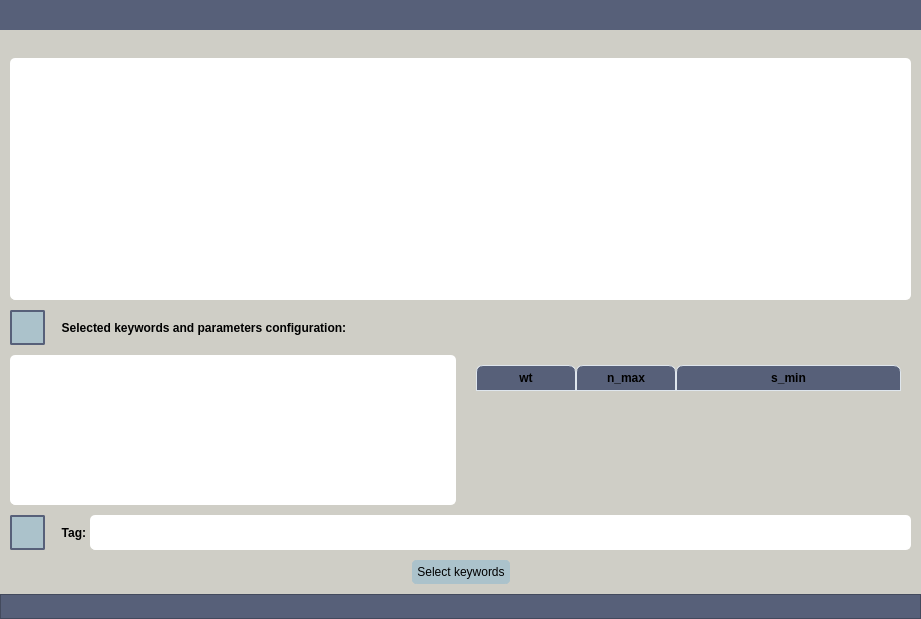
The window that UIs/get_labels_by_keywords.ui (IntelCompH2020/domain_classification) describes before a commit, drawn with Qt 5.
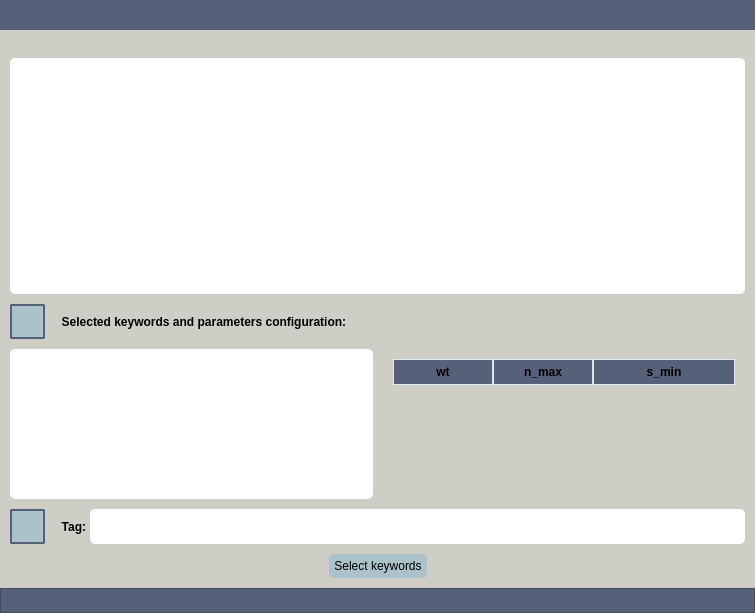
The same window after the commit. Icons and pictures are not drawn.

Commit message: Fixing problems with tables and updating windows to work with Docker.

Diff of the .ui file:
```diff
--- a/UIs/get_labels_by_keywords.ui
+++ b/UIs/get_labels_by_keywords.ui
@@ -6,8 +6,8 @@
    <rect>
     <x>0</x>
     <y>0</y>
-    <width>921</width>
-    <height>619</height>
+    <width>755</width>
+    <height>613</height>
    </rect>
   </property>
   <property name="windowTitle">
@@ -424,54 +424,54 @@
 	border-radius: 5px;
 	gridline-color: #DFE6ED;
 	color:black;
-
+	selection-color: #C7CDDA; 
+	selection-background-color: #C7CDDA; 
 }
-QTableWidget::item{
-	background-color: #ABC2CB;
-	border-color: #DFE6ED;
-	padding-left: 5px;
-	padding-right: 5px;
-	gridline-color: #DFE6ED;
+QTableView::item { 
+	background-color: #ABC2CB; 
+	color:black;
 }
-QTableWidget::item:selected{
-	background-color: #C7CDDA;
+QTableView::item:selected{ 
+	background-color: #ABC2CB; 
+	color:black;
 }
+
+QTableView::item:selected:active{ 
+	background-color: #ABC2CB; 
+}
+
 QScrollBar:horizontal {
     border: none;
     background: #A3A8AD;
-    height: 14px;
-    margin: 0px 21px 0 21px;
+    height: 2px;
+    margin: 0px 2px 0 2px;
 	border-radius: 0px;
 }
+
  QScrollBar:vertical {
 	border: none;
     background: #A3A8AD;
-    width: 14px;
-    margin: 21px 0 21px 0;
+    width: 2px;
+    margin: 2px 0 2px 0;
 	border-radius: 0px;
  }
-QHeaderView::section{
-	Background-color: #576079;
-	max-width: 30px;
-	border: 1px solid #576079;
-	border-style: none;
-    border-bottom: 1px solid #576079;
-    border-right: 1px solid #576079;
-}
-QTableWidget::horizontalHeader {	
-	background-color: #576079;
-}
+
 QHeaderView::section:horizontal
 {
-    border: 1px solid #DFE6ED;
 	background-color: #576079;
 	padding: 3px;
-	border-top-left-radius: 7px;
-    border-top-right-radius: 7px;
+    border-bottom: 1px solid #DFE6ED;
+    border-right: 1px solid #DFE6ED;
+    border-top: 1px solid #DFE6ED;
+    border-left: 1px solid #DFE6ED;
 }
-QHeaderView::section:vertical
-{
-    border: 1px solid #576079;
+
+QTableWidget::horizontalHeader {	
+	background-color: #576079;
+}
+
+QTableWidget::verticalHeader {	
+	background-color: #576079;
 }
 
 QToolTip {	
```
Left out of the diff: 6 changed lines with no effect on the pictures. The commit also changes 11 other files.
